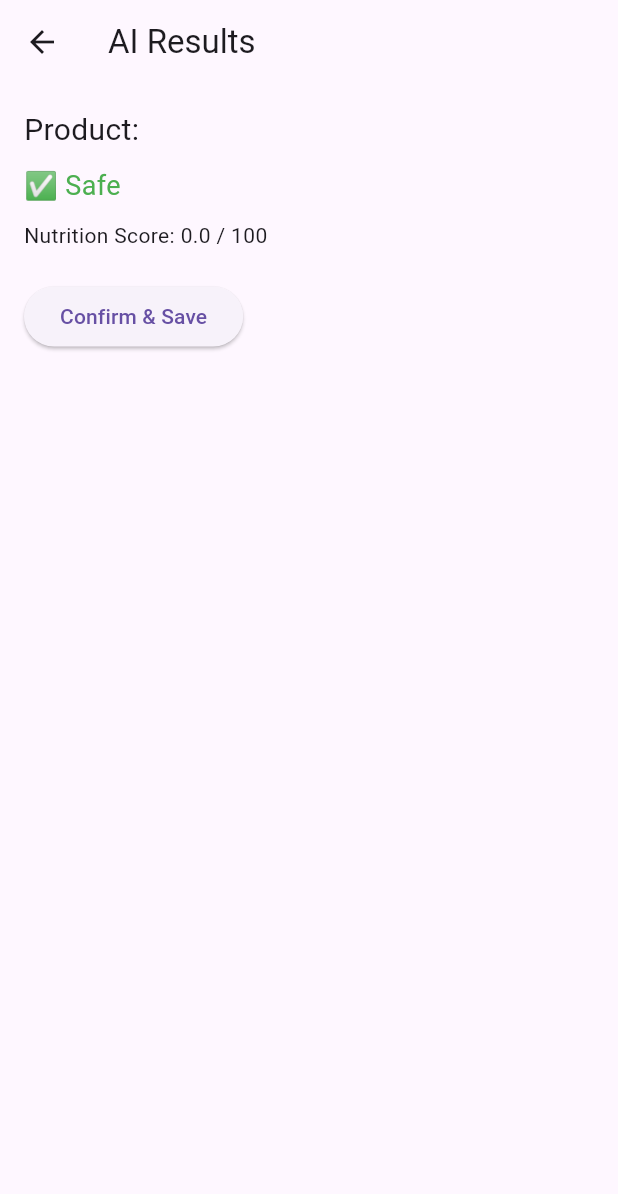
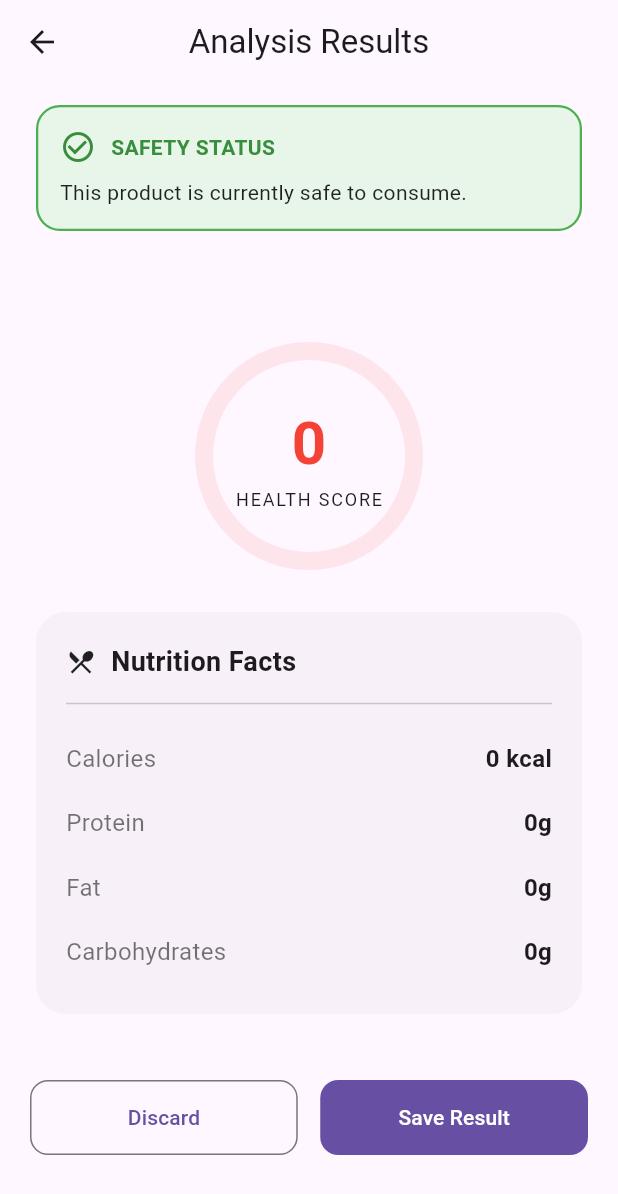
Before and after one commit to cutecats2/BloomTrace, a Flutter app: the AIResultScreen screen opened directly with empty values, on a phone screen of 412 x 824 dp. Shown: the top 1194 px of the screen. Run offline on Flutter 3.47's test engine with Material 3 defaults, Android fonts, the phone set to English and light mode, and no system bars; our stand-ins replace cloud_firestore, firebase_messaging, google_generative_ai, image_picker; accounts and stored records are empty.

Commit message:
Adding Recall and Nutrition Info
Modifying the code to include recall and using gemini to obtain nutritional information on scanned product.

````diff
--- a/lib/models/scanned_product.dart
+++ b/lib/models/scanned_product.dart
@@ -1,20 +1,66 @@
+import 'package:cloud_firestore/cloud_firestore.dart';
+
 class ScannedProduct {
   final String name;
   final bool recalled;
+  final String? recallReason;
+  final Nutrition nutrition;
   final double nutritionScore;
   final DateTime scannedAt;
 
   ScannedProduct({
     required this.name,
     required this.recalled,
+    this.recallReason,
+    required this.nutrition,
     required this.nutritionScore,
     required this.scannedAt,
   });
 
+  // Convert JSON from Gemini into this Object
+  factory ScannedProduct.fromJson(Map<String, dynamic> json) {
+    return ScannedProduct(
+      name: json['name'] ?? 'Unknown',
+      recalled: json['recalled'] ?? false,
+      recallReason: json['recall_reason'],
+      nutrition: Nutrition.fromJson(json['nutrition'] ?? {}),
+      nutritionScore: (json['nutritionScore'] ?? 0).toDouble(),
+      scannedAt: DateTime.now(),
+    );
+  }
+
+  // Convert Object into a Map for Firestore
   Map<String, dynamic> toJson() => {
         'name': name,
         'recalled': recalled,
+        'recall_reason': recallReason,
+        'nutrition': nutrition.toJson(),
         'nutritionScore': nutritionScore,
-        'scannedAt': scannedAt.toIso8601String(),
+        'scannedAt': Timestamp.fromDate(scannedAt), // Uses native Firestore dates
       };
 }
+
+class Nutrition {
+  final int calories;
+  final String protein;
+  final String fat;
+  final String carbs;
+
+  Nutrition({this.calories = 0, this.protein = '0g', this.fat = '0g', this.carbs = '0g'});
+
+  factory Nutrition.fromJson(Map<String, dynamic> json) {
+    return Nutrition(
+      calories: json['calories'] ?? 0,
+      protein: json['protein'] ?? '0g',
+      fat: json['fat'] ?? '0g',
+      carbs: json['carbs'] ?? '0g',
+    );
+  }
+
+  Map<String, dynamic> toJson() => {
+        'calories': calories,
+        'protein': protein,
+        'fat': fat,
+        'carbs': carbs,
+      };
+}
--- a/lib/screens/ai_result_screen.dart
+++ b/lib/screens/ai_result_screen.dart
@@ -1,6 +1,6 @@
 import 'package:flutter/material.dart';
 import '../models/scanned_product.dart';
-import '../services/scanner_service.dart'; // <- relative import
+import '../services/scanner_service.dart';
 
 class AIResultScreen extends StatelessWidget {
   final ScannedProduct product;
@@ -9,46 +9,202 @@ class AIResultScreen extends StatelessWidget {
 
   @override
   Widget build(BuildContext context) {
+    // Determine the color based on the nutrition score
+    final Color scoreColor = product.nutritionScore > 70
+        ? Colors.green
+        : (product.nutritionScore > 40 ? Colors.orange : Colors.red);
+
     return Scaffold(
-      appBar: AppBar(title: const Text('AI Results')),
-      body: Padding(
-        padding: const EdgeInsets.all(16),
+      appBar: AppBar(
+        title: const Text('Analysis Results'),
+        centerTitle: true,
+      ),
+      body: SingleChildScrollView(
+        padding: const EdgeInsets.symmetric(horizontal: 20, vertical: 10),
         child: Column(
-          crossAxisAlignment: CrossAxisAlignment.start,
           children: [
-            Text('Product: ${product.name}', style: const TextStyle(fontSize: 20)),
-            const SizedBox(height: 10),
-            Text(
-              product.recalled ? '⚠️ Recalled!' : '✅ Safe',
-              style: TextStyle(
-                fontSize: 18,
-                color: product.recalled ? Colors.red : Colors.green,
-              ),
-            ),
-            const SizedBox(height: 10),
-            Text('Nutrition Score: ${product.nutritionScore.toStringAsFixed(1)} / 100'),
+            // 1. DYNAMIC RECALL BANNER
+            _buildRecallCard(context),
+
             const SizedBox(height: 20),
-            ElevatedButton(
-              onPressed: () async {
-                try {
 
-                await ScannerService().saveScan(product);
+            // 2. PRODUCT IDENTITY & SCORE
+            _buildHeader(context, scoreColor),
 
-                  if (context.mounted) {
-                    ScaffoldMessenger.of(context).showSnackBar(
-                      const SnackBar(content: Text('Product saved to history')),
-                    );
-                    Navigator.pop(context);
-                  }
-                } catch (e) {
-                  print("Error saving: $e");
-                }
-              },
-              child: const Text('Confirm & Save'),
-            )
+            const SizedBox(height: 30),
+
+            // 3. NUTRITION FACTS CARD
+            _buildNutritionCard(context),
+
+            const SizedBox(height: 40),
+
+            // 4. ACTION BUTTONS
+            _buildActionButtons(context),
+
+            const SizedBox(height: 20),
           ],
         ),
       ),
     );
   }
+
+Widget _buildRecallCard(BuildContext context) {
+  // Check if we have information to show
+  bool isRecalled = product.recalled;
+  String reason = product.recallReason ?? "No safety issues found.";
+
+  return Card(
+    elevation: 0,
+    // Switch color based on status: Red for danger, Green for safe
+    color: isRecalled ? Colors.red[50] : Colors.green[50],
+    shape: RoundedRectangleBorder(
+      borderRadius: BorderRadius.circular(16),
+      side: BorderSide(
+        color: isRecalled ? Colors.red : Colors.green,
+        width: 1.5
+      ),
+    ),
+    child: Padding(
+      padding: const EdgeInsets.all(16),
+      child: Column(
+        crossAxisAlignment: CrossAxisAlignment.start,
+        children: [
+          Row(
+            children: [
+              Icon(
+                isRecalled ? Icons.warning_amber_rounded : Icons.check_circle_outline,
+                color: isRecalled ? Colors.red : Colors.green[700],
+              ),
+              const SizedBox(width: 10),
+              Text(
+                isRecalled ? "RECALL ALERT" : "SAFETY STATUS",
+                style: TextStyle(
+                  fontWeight: FontWeight.bold,
+                  color: isRecalled ? Colors.red : Colors.green[700],
+                ),
+              ),
+            ],
+          ),
+          const SizedBox(height: 8),
+          Text(
+            isRecalled ? reason : "This product is currently safe to consume.",
+            style: const TextStyle(fontSize: 14, color: Colors.black87),
+          ),
+        ],
+      ),
+    ),
+  );
 }
+
+  Widget _buildHeader(BuildContext context, Color scoreColor) {
+    return Column(
+      children: [
+        Text(product.name,
+            textAlign: TextAlign.center,
+            style: Theme.of(context).textTheme.headlineMedium?.copyWith(fontWeight: FontWeight.bold)),
+        const SizedBox(height: 20),
+
+        // Circular Score Indicator (Material 3 style)
+        Stack(
+          alignment: Alignment.center,
+          children: [
+            SizedBox(
+              height: 140,
+              width: 140,
+              child: CircularProgressIndicator(
+                value: product.nutritionScore / 100,
+                strokeWidth: 12,
+                backgroundColor: scoreColor.withOpacity(0.1),
+                color: scoreColor,
+                strokeCap: StrokeCap.round, // 2026 M3 feature
+              ),
+            ),
+            Column(
+              children: [
+                Text('${product.nutritionScore.toInt()}',
+                    style: TextStyle(fontSize: 40, fontWeight: FontWeight.bold, color: scoreColor)),
+                const Text('HEALTH SCORE', style: TextStyle(fontSize: 12, letterSpacing: 1.2)),
+              ],
+            ),
+          ],
+        ),
+      ],
+    );
+  }
+
+  Widget _buildNutritionCard(BuildContext context) {
+    return Card(
+      elevation: 0,
+      color: Theme.of(context).colorScheme.surfaceVariant.withOpacity(0.3),
+      shape: RoundedRectangleBorder(borderRadius: BorderRadius.circular(20)),
+      child: Padding(
+        padding: const EdgeInsets.all(20),
+        child: Column(
+          children: [
+            const Row(
+              children: [
+                Icon(Icons.restaurant_menu, size: 20),
+                SizedBox(width: 10),
+                Text('Nutrition Facts', style: TextStyle(fontWeight: FontWeight.bold, fontSize: 18)),
+              ],
+            ),
+            const Divider(height: 30),
+            _nutritionRow('Calories', '${product.nutrition.calories} kcal'),
+            _nutritionRow('Protein', product.nutrition.protein),
+            _nutritionRow('Fat', product.nutrition.fat),
+            _nutritionRow('Carbohydrates', product.nutrition.carbs),
+          ],
+        ),
+      ),
+    );
+  }
+
+  Widget _nutritionRow(String label, String value) {
+    return Padding(
+      padding: const EdgeInsets.symmetric(vertical: 10),
+      child: Row(
+        mainAxisAlignment: MainAxisAlignment.spaceBetween,
+        children: [
+          Text(label, style: const TextStyle(fontSize: 16, color: Colors.black54)),
+          Text(value, style: const TextStyle(fontSize: 16, fontWeight: FontWeight.bold)),
+        ],
+      ),
+    );
+  }
+
+  Widget _buildActionButtons(BuildContext context) {
+    return Row(
+      children: [
+        Expanded(
+          child: OutlinedButton(
+            onPressed: () => Navigator.pop(context),
+            style: OutlinedButton.styleFrom(
+              padding: const EdgeInsets.symmetric(vertical: 15),
+              shape: RoundedRectangleBorder(borderRadius: BorderRadius.circular(12)),
+            ),
+            child: const Text('Discard'),
+          ),
+        ),
+        const SizedBox(width: 15),
+        Expanded(
+          child: FilledButton(
+            onPressed: () async {
+              await ScannerService().saveScan(product);
+              if (context.mounted) {
+                ScaffoldMessenger.of(context).showSnackBar(
+                  const SnackBar(content: Text('Saved to your history!'), behavior: SnackBarBehavior.floating),
+                );
+                Navigator.pop(context);
+              }
+            },
+            style: FilledButton.styleFrom(
+              padding: const EdgeInsets.symmetric(vertical: 15),
+              shape: RoundedRectangleBorder(borderRadius: BorderRadius.circular(12)),
+            ),
+            child: const Text('Save Result'),
+          ),
+        ),
+      ],
+    );
+  }
+}
--- a/lib/services/ai_service.dart
+++ b/lib/services/ai_service.dart
@@ -13,9 +13,19 @@ class AIService {
     final prompt = [
       Content.multi([
     TextPart(
-          "You are a grocery AI. Analyze this product image and return a JSON object: "
-          "{'name': string, 'recalled': bool, 'nutritionScore': number 0-100}. "
-          "Output only JSON."
+        "Analyze this product for safety and nutrition. "
+        "Return JSON with EXACTLY these keys: "
+        "{ 'name': string, 'recalled': boolean, 'recall_reason': string, ... } "
+        "CRITICAL: Always include 'recalled'. If no recall is found, set 'recalled' to false "
+        "and set 'recall_reason' to 'No active recalls found as of 2026.'"
+        "Return ONLY a JSON object: "
+        "{"
+        "  'name': 'string', "
+        "  'recalled': boolean, "
+        "  'recall_reason': 'string or null', " // This is where the info goes
+        "  'nutrition': {'calories': int, 'protein': 'string', 'fat': 'string', 'carbs': 'string'}, "
+        "  'nutritionScore': number"
+        "}"
       ),
       DataPart('image/jpeg', imageBytes),
     ])
@@ -26,18 +36,14 @@ class AIService {
 
       if (text == null) throw Exception("No response from AI");
 
-    final jsonStart = text.indexOf('{');
-    final jsonEnd = text.lastIndexOf('}');
-    if (jsonStart == -1 || jsonEnd == -1) throw Exception("Invalid JSON: $text");
+      // 1. Clean the response (Gemini often wraps JSON in ```json ... ```)
+      final cleanedJson = text.replaceAll('```json', '').replaceAll('```', '').trim();
 
-    final jsonString = text.substring(jsonStart, jsonEnd + 1);
-    final data = jsonDecode(jsonString);
+      // 2. Decode the string into a Map
+      final Map<String, dynamic> data = jsonDecode(cleanedJson);
 
-    return ScannedProduct(
-      name: data['name'] ?? 'Unknown',
-      recalled: data['recalled'] ?? false,
-      nutritionScore: (data['nutritionScore'] ?? 0).toDouble(),
-      scannedAt: DateTime.now(),
-    );
+      // 3. Use the .fromJson factory we built in the model
+      // This automatically handles the nested Nutrition and Recall fields
+      return ScannedProduct.fromJson(data);
     }
   }
--- a/lib/services/recall_services.dart
+++ /dev/null
@@ -1,17 +0,0 @@
-class RecallService {
-  // MOCK recall database
-  static const List<String> recalledUPCs = [
-    '012345678905',
-    '098765432109',
-    '123456789012',
-  ];
-
-  static Future<bool> checkRecall(String upc) async {
-    await Future.delayed(const Duration(milliseconds: 500));
-    return recalledUPCs.contains(upc);
-  }
-
-  static Future<String> recallSummary(String upc) async {
-    return 'This product was recalled due to contamination risk.';
-  }
-}
````
Also changed, not shown: 1 other file. Lines whose indentation alone changed are shown as unchanged.
